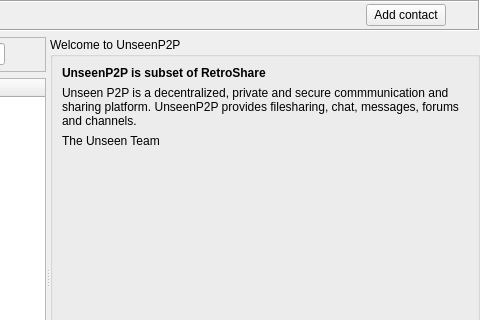
Old version of the form retroshare-gui/src/gui/ChatLobbyWidget.ui in the repository unseenp2pdev/RetroShare; both pictures show x 323 to 803 and y 0 to 320 of the 803 by 517 pixel window.
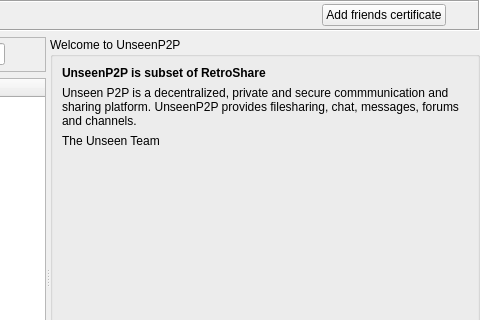
New version of the form. Icons and pictures are not drawn. Custom widgets are drawn as their Qt base class.

Commit message: fix Add friends certificate button

Patch:
```diff
--- a/retroshare-gui/src/gui/ChatLobbyWidget.ui
+++ b/retroshare-gui/src/gui/ChatLobbyWidget.ui
@@ -95,7 +95,7 @@
       <item>
        <widget class="QPushButton" name="addContactButton">
         <property name="text">
-         <string>Add contact</string>
+         <string>Add friends certificate</string>
         </property>
        </widget>
       </item>
```
The commit also changes 2 other files.
